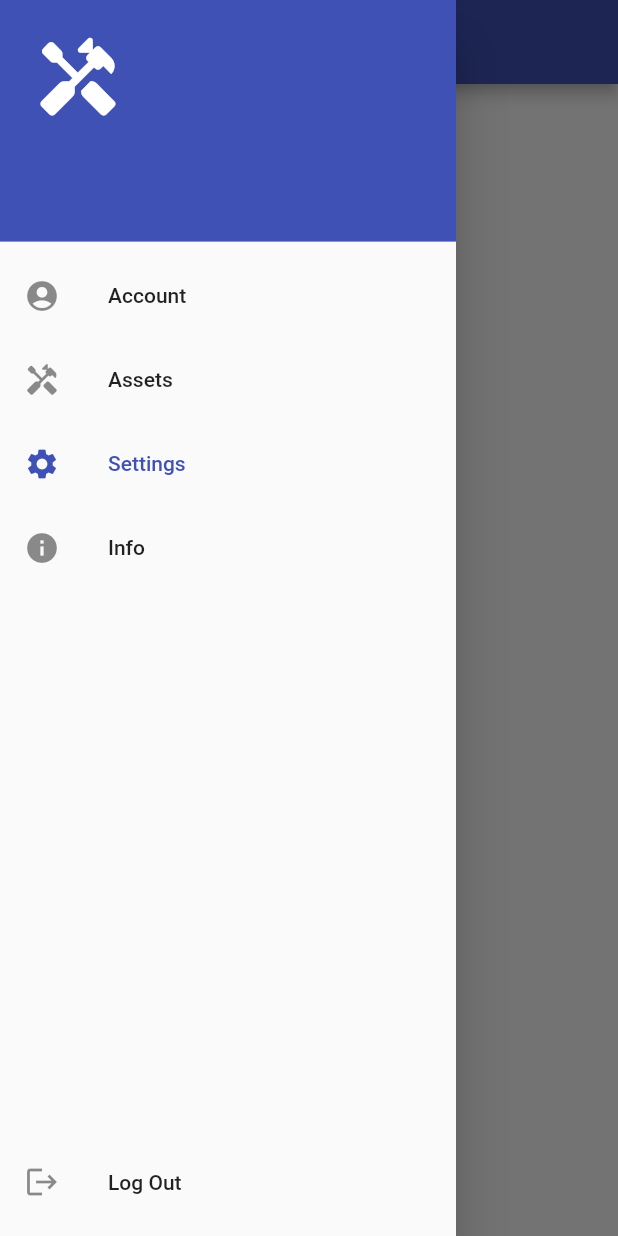
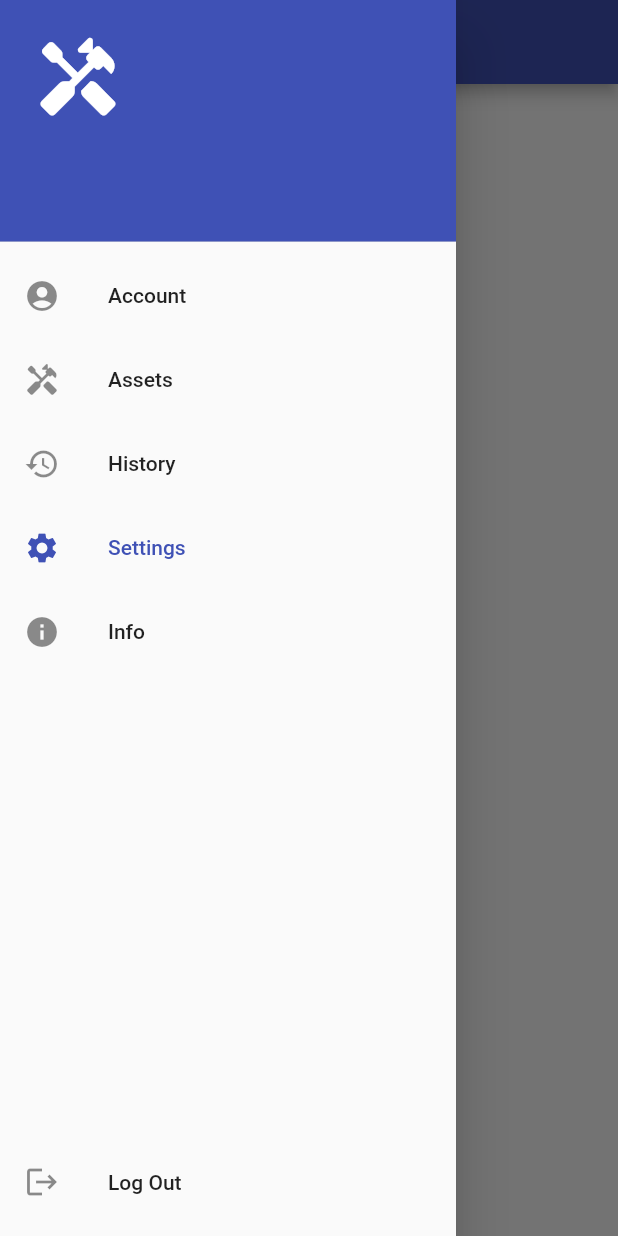
Before and after one commit to Melnikiva/tool_track, a Flutter app: the SettingsScreen screen opened by its route, with the side drawer open, on a phone screen of 412 x 824 dp. Run offline on Flutter 3.47's test engine with Material 2 defaults, Android fonts, the phone set to English and light mode, and no system bars; our stand-ins replace cached_network_image, cloud_firestore, firebase_auth, firebase_core, firebase_storage, flutter_easyloading and 4 more; missing offline and left inert: flutter_nfc_kit, map_picker; accounts and stored records are empty.

Commit message:
History page added

```diff
--- a/lib/components/navbar.dart
+++ b/lib/components/navbar.dart
@@ -58,9 +58,7 @@ class _NavBarState extends State<NavBar> {
             pageRoute: Pages.account,
             selected: isSelected(Pages.account),
             onTap: () {
-              setState(() {
-                changeCurrentPage(Pages.account);
-              });
+              changeCurrentPage(Pages.account);
             },
           ),
           DrawerListItem(
@@ -71,6 +69,17 @@ class _NavBarState extends State<NavBar> {
             onTap: () {
               setState(() {
                 changeCurrentPage(Pages.assets);
+              });
+            },
+          ),
+          DrawerListItem(
+            title: 'History',
+            icon: Icons.history,
+            pageRoute: Pages.history,
+            selected: isSelected(Pages.history),
+            onTap: () {
+              setState(() {
+                changeCurrentPage(Pages.history);
               });
             },
           ),
@@ -136,7 +145,8 @@ class DrawerListItem extends StatelessWidget {
   });
 
   void goToPage(BuildContext context) {
-    Navigator.pushReplacementNamed(context, pageRoutes[pageRoute]!);
+    Navigator.pop(context);
+    Navigator.pushNamed(context, pageRoutes[pageRoute]!);
   }
 
   @override
--- a/lib/main.dart
+++ b/lib/main.dart
@@ -3,6 +3,7 @@ import 'package:flutter_easyloading/flutter_easyloading.dart';
 import 'package:tool_track/constants.dart';
 import 'package:tool_track/screens/account_screen.dart';
 import 'package:tool_track/screens/assets/create_asset_screen.dart';
+import 'package:tool_track/screens/history_screen.dart';
 import 'package:tool_track/screens/info/info_screen.dart';
 import 'package:tool_track/screens/login/login_screen.dart';
 import 'package:tool_track/screens/assets/assets_screen.dart';
@@ -41,6 +42,7 @@ class MainApp extends StatelessWidget {
         SettingsScreen.route: (context) => SettingsScreen(),
         InfoScreen.route: (context) => InfoScreen(),
         CreateAssetScreen.route: (context) => CreateAssetScreen(),
+        HistoryScreen.route: (context) => HistoryScreen(),
       },
       builder: EasyLoading.init(),
     );
--- a/lib/pages.dart
+++ b/lib/pages.dart
@@ -1,3 +1,4 @@
+import 'package:tool_track/screens/history_screen.dart';
 import 'package:tool_track/screens/login/login_screen.dart';
 import 'package:tool_track/screens/assets/assets_screen.dart';
 import 'package:tool_track/screens/account_screen.dart';
@@ -12,6 +13,7 @@ enum Pages {
   assets,
   settings,
   info,
+  history,
 }
 
 Map<Pages, String> pageRoutes = {
@@ -21,4 +23,5 @@ Map<Pages, String> pageRoutes = {
   Pages.account: AccountScreen.route,
   Pages.settings: SettingsScreen.route,
   Pages.info: InfoScreen.route,
+  Pages.history: HistoryScreen.route,
 };
--- /dev/null
+++ b/lib/screens/history_screen.dart
@@ -0,0 +1,22 @@
+import 'package:flutter/material.dart';
+import 'package:tool_track/components/navbar.dart';
+import 'package:tool_track/pages.dart';
+
+class HistoryScreen extends StatelessWidget {
+  const HistoryScreen({super.key});
+
+  static const route = 'history';
+
+  @override
+  Widget build(BuildContext context) {
+    return WillPopScope(
+      onWillPop: () async => false,
+      child: Scaffold(
+        appBar: AppBar(
+          title: Text('History'),
+        ),
+        drawer: NavBar(initialPage: Pages.history),
+      ),
+    );
+  }
+}
```
